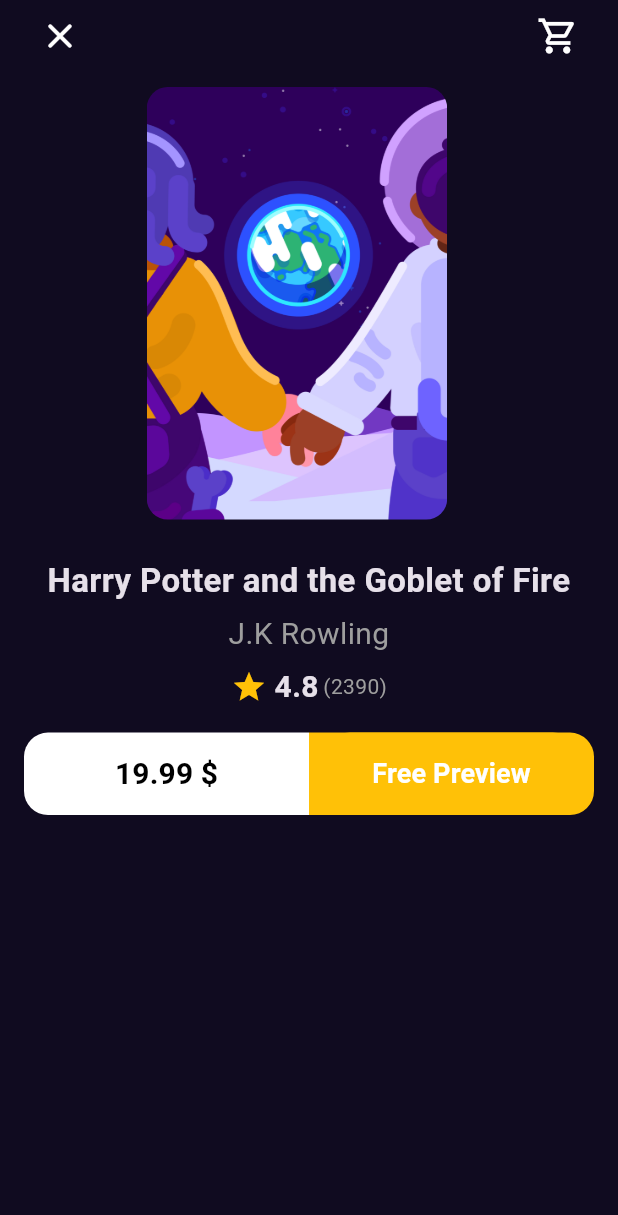
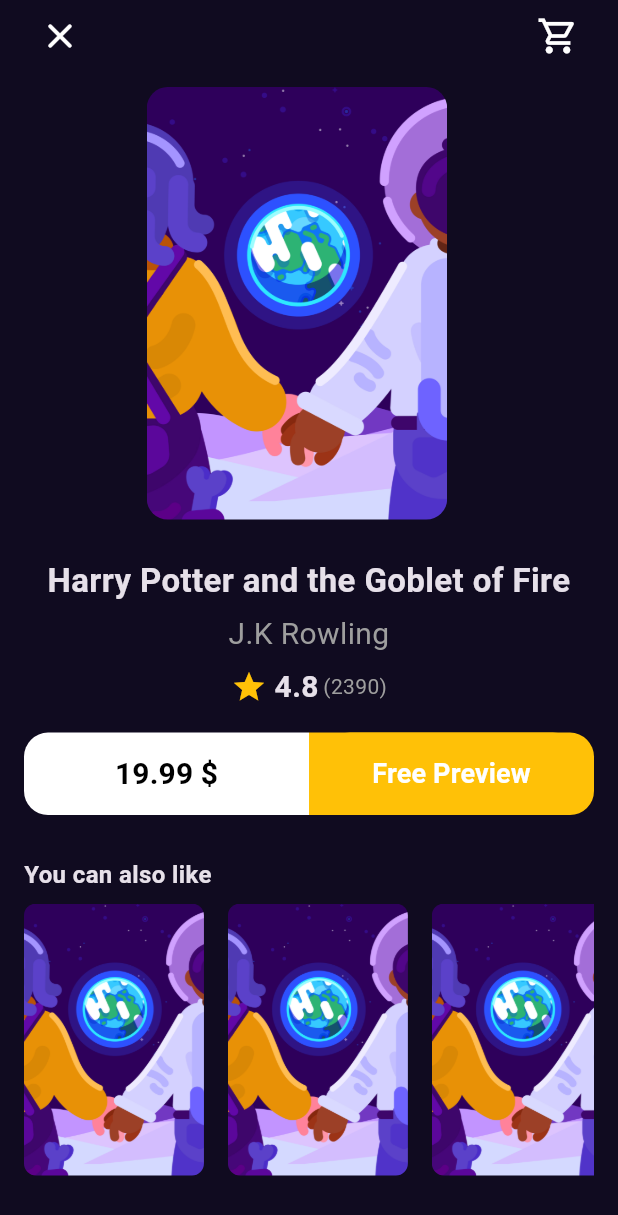
Before and after one commit to abanoubMaher70/bookly_app, a Flutter app: the BookDetailsView screen opened by its route, on a phone screen of 412 x 824 dp. Shown: the top 1215 px of the screen. Run offline on Flutter 3.47's test engine with Material 3 defaults, Android fonts, the phone set to English and light mode, and no system bars; our stand-ins replace flutter_svg, go_router.

Commit message:
create similar books section and there list view

```diff
--- a/lib/features/home/presentation/views/widgets/book_details_view_body.dart
+++ b/lib/features/home/presentation/views/widgets/book_details_view_body.dart
@@ -1,5 +1,6 @@
 import 'package:bookly_app/features/home/presentation/views/widgets/book_details_app_bar.dart';
 import 'package:bookly_app/features/home/presentation/views/widgets/books_details_section.dart';
+import 'package:bookly_app/features/home/presentation/views/widgets/similar_books_section.dart';
 import 'package:flutter/material.dart';
 
 class BookDetailsViewBody extends StatelessWidget {
@@ -17,6 +18,7 @@
             SizedBox(height: 10),
             BookDetailsSection(),
             SizedBox(height: 28),
+            SimilarBooksSection(),
           ],
         ),
       ),
--- /dev/null
+++ b/lib/features/home/presentation/views/widgets/similar_books_list_view.dart
@@ -0,0 +1,21 @@
+import 'package:bookly_app/features/home/presentation/views/widgets/book_cover_item.dart';
+import 'package:flutter/material.dart';
+
+class SimilarBooksListView extends StatelessWidget {
+  const SimilarBooksListView({super.key});
+
+  @override
+  Widget build(BuildContext context) {
+    return SizedBox(
+      height: MediaQuery.of(context).size.height * 0.22,
+      child: ListView.builder(
+        physics: const BouncingScrollPhysics(),
+        scrollDirection: Axis.horizontal,
+        itemCount: 5,
+        itemBuilder: (context, index) {
+          return const BookCoverItem(borderRadius: 8);
+        },
+      ),
+    );
+  }
+}
--- /dev/null
+++ b/lib/features/home/presentation/views/widgets/similar_books_section.dart
@@ -0,0 +1,25 @@
+import 'package:bookly_app/core/utils/styles.dart';
+import 'package:bookly_app/features/home/presentation/views/widgets/similar_books_list_view.dart';
+import 'package:flutter/material.dart';
+
+class SimilarBooksSection extends StatelessWidget {
+  const SimilarBooksSection({super.key});
+
+  @override
+  Widget build(BuildContext context) {
+    return Column(
+      crossAxisAlignment: CrossAxisAlignment.start,
+      children: [
+        Text(
+          "You can also like",
+          style: Styles.textStyle20.copyWith(
+            fontWeight: FontWeight.bold,
+            fontSize: 16,
+          ),
+        ),
+        const SizedBox(height: 8),
+        const SimilarBooksListView(),
+      ],
+    );
+  }
+}
```
